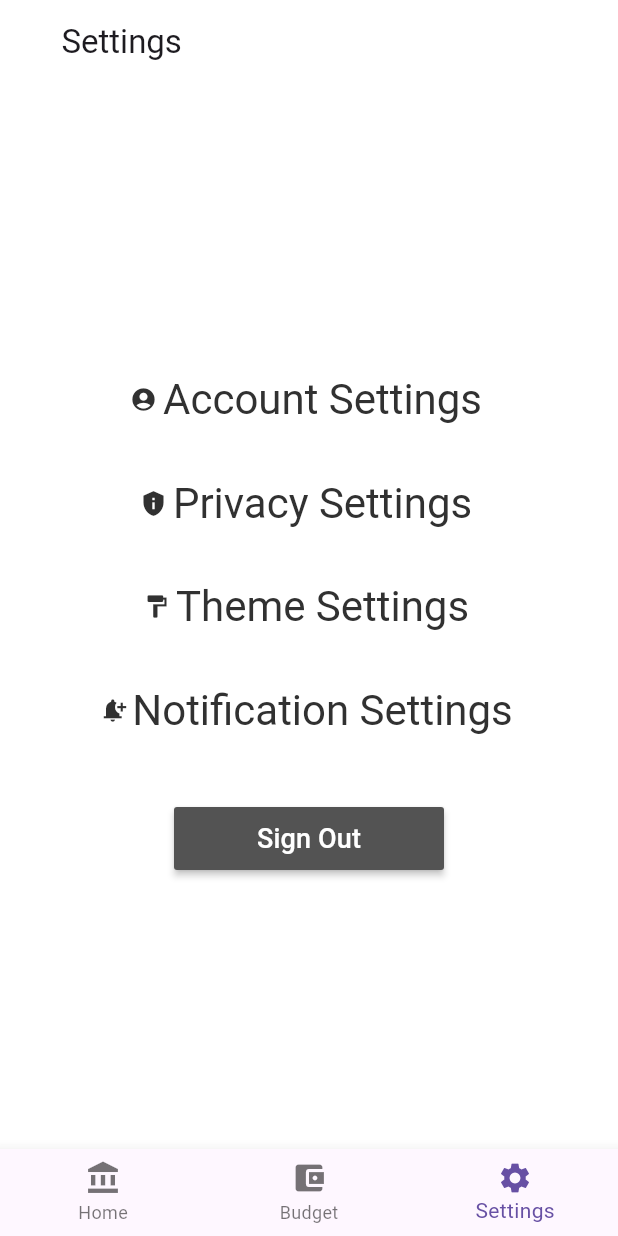
After one commit to SP26BlueBudgetApp/BudgetApp, a Flutter app: the MainScreen screen opened directly, item 3 of the bottom bar chosen, after a tap on "Account Settings", on a phone screen of 412 x 824 dp. The commit adds this screen. Run offline on Flutter 3.47's test engine with Material 3 defaults, Android fonts, the phone set to English and light mode, and no system bars; our stand-ins replace firebase_auth, firebase_core; accounts and stored records are empty.

Commit message:
Nav bar and Settings
Added a navigation bar that iterates though each page and added a settings page

```diff
--- a/flutter_application_1/lib/pages/home_screen.dart
+++ b/flutter_application_1/lib/pages/home_screen.dart
@@ -2,13 +2,14 @@ import 'dart:developer';
 
 import 'package:firebase_auth/firebase_auth.dart';
 import 'package:flutter_application_1/auth.dart';
+import 'package:flutter_application_1/pages/main_screen.dart';
 import 'package:flutter_application_1/pages/signup_screen.dart';
 import 'package:flutter_application_1/pages/login_screen.dart';
 import 'package:flutter_application_1/widgets/textfield.dart';
 import 'package:flutter_application_1/widgets/buttons.dart';
 import 'package:flutter/material.dart';
 
-class HomeScreen extends StatelessWidget {
+class HomeScreen extends StatelessWidget { //Intro Screen
   const HomeScreen({super.key});
 
   @override
@@ -20,26 +21,30 @@ class HomeScreen extends StatelessWidget {
         child: Column(
           mainAxisAlignment: MainAxisAlignment.center,
           children: [
+            SizedBox( //Logo
+                height: 250,
+                child: Image.asset(
+                  "images/pngtree-bank-icon-png-image_1757496.jpg",
+                  fit: BoxFit.contain
+                ),
+            ),
             const Text(
-              "Welcome User",
+              "Welcome to Blue BudgetApp",
               style: TextStyle(fontSize: 20, fontWeight: FontWeight.w400),
             ),
             const SizedBox(height: 20),
             CustomButton(
-              label: "Sign Out",
-              onPressed: () async {
-                await auth.signout();
-                goToLogin(context);
-              },
-            )
+              label: "Enter the App",
+              onPressed: () => goToMain(context),
+            ),
           ],
         ),
       ),
     );
   }
 
-  goToLogin(BuildContext context) => Navigator.push(
+  goToMain(BuildContext context) => Navigator.push(
         context,
-        MaterialPageRoute(builder: (context) => const LoginScreen()),
+        MaterialPageRoute(builder: (context) => const MainScreen()),
       );
 }
--- /dev/null
+++ b/flutter_application_1/lib/pages/main_screen.dart
@@ -0,0 +1,64 @@
+import 'dart:developer';
+
+import 'package:firebase_auth/firebase_auth.dart';
+import 'package:flutter_application_1/auth.dart';
+import 'package:flutter_application_1/pages/settings_screen.dart';
+import 'package:flutter_application_1/pages/signup_screen.dart';
+import 'package:flutter_application_1/pages/login_screen.dart';
+import 'package:flutter_application_1/pages/home_screen.dart';
+import 'package:flutter_application_1/pages/signup_screen.dart';
+import 'package:flutter_application_1/widgets/textfield.dart';
+import 'package:flutter_application_1/widgets/buttons.dart';
+import 'package:flutter/material.dart';
+
+class MainScreen extends StatefulWidget { //Main homepage when in app
+  const MainScreen({Key? key}) : super(key: key);
+
+  @override
+  State<MainScreen> createState() => _MainScreenState();
+  }
+
+class _MainScreenState extends State<MainScreen> {
+  int myIndex = 0; //settings page
+  List<Widget> widgetList = const [
+    HomeScreen(),
+    HomeScreen(),
+    SettingsScreen(),
+  ];
+  @override
+  Widget build(BuildContext context) {
+    return Scaffold(
+      bottomNavigationBar: BottomNavigationBar(
+        onTap: (index) { //Change state on navigation bar
+          setState(() {
+            myIndex = index;
+          });
+        },
+        currentIndex: myIndex,
+        items: const [
+          BottomNavigationBarItem(
+            icon: Icon(Icons.account_balance),
+            label: 'Home'
+          ),
+          BottomNavigationBarItem(
+            icon: Icon(Icons.account_balance_wallet),
+            label: 'Budget'
+          ),
+          BottomNavigationBarItem(
+            icon: Icon(Icons.settings),
+            label: 'Settings'
+          ),
+        ],
+        ),
+      body: Padding(
+        padding: const EdgeInsets.symmetric(horizontal: 25),
+        child: Center(
+          child: IndexedStack(
+            index: myIndex,
+            children: widgetList,
+          ),
+        ),
+      ),
+    );
+  }
+}
--- /dev/null
+++ b/flutter_application_1/lib/pages/settings_screen.dart
@@ -0,0 +1,125 @@
+import 'dart:developer';
+
+import 'package:firebase_auth/firebase_auth.dart';
+import 'package:flutter_application_1/auth.dart';
+import 'package:flutter_application_1/pages/signup_screen.dart';
+import 'package:flutter_application_1/pages/login_screen.dart';
+import 'package:flutter_application_1/pages/home_screen.dart';
+import 'package:flutter_application_1/widgets/textfield.dart';
+import 'package:flutter_application_1/widgets/buttons.dart';
+import 'package:flutter/material.dart';
+
+class SettingsScreen extends StatefulWidget {
+  const SettingsScreen({Key? key}) : super(key: key);
+
+  @override
+  State<SettingsScreen> createState() => _SettingScreenState();
+  }
+
+class _SettingScreenState extends State<SettingsScreen> { //settings page
+  @override
+  Widget build(BuildContext context) {
+    final auth = AuthService();
+    return MaterialApp(
+      theme: ThemeData(
+        appBarTheme: AppBarTheme(
+          backgroundColor: Colors.white
+        ),
+      ),
+      home: Scaffold(
+        appBar: AppBar(
+        title: Text("Settings"),
+        ),
+      backgroundColor: Colors.white,
+      body: Align(
+          alignment: Alignment.center,
+          child: Column(
+            mainAxisAlignment: MainAxisAlignment.center,
+            children: <Widget>[
+              SizedBox( // Account Settings
+                child: TextButton.icon(
+                  onPressed: () {
+
+                  },
+                  icon: const Icon(Icons.account_circle, color: Color.fromARGB(255, 49, 49, 49)),
+                  label: const Text('Account Settings'),
+                  style: TextButton.styleFrom(
+                    foregroundColor: Color.fromARGB(255, 49, 49, 49), // Text color
+                    textStyle: const TextStyle(
+                      fontSize: 28,
+                      inherit: true,
+                      ),
+                  ),
+                ),
+              ),
+              SizedBox(height: 20),
+              SizedBox( // Privacy Settings
+                child: TextButton.icon(
+                  onPressed: () {
+
+                  },
+                  icon: const Icon(Icons.privacy_tip, color: Color.fromARGB(255, 49, 49, 49)),
+                  label: const Text('Privacy Settings'),
+                  style: TextButton.styleFrom(
+                    foregroundColor: Color.fromARGB(255, 49, 49, 49), // Text color
+                    textStyle: const TextStyle(
+                      fontSize: 28,
+                      inherit: true,
+                      ),
+                  ),
+                ),
+              ),
+              SizedBox(height: 20),
+              SizedBox( // Theme settings
+                child: TextButton.icon(
+                  onPressed: () {
+
+                  },
+                  icon: const Icon(Icons.format_paint, color: Color.fromARGB(255, 49, 49, 49)),
+                  label: const Text('Theme Settings'),
+                  style: TextButton.styleFrom(
+                    foregroundColor: Color.fromARGB(255, 49, 49, 49), // Text color
+                    textStyle: const TextStyle(
+                      fontSize: 28,
+                      inherit: true,
+                      ),
+                  ),
+                ),
+              ),
+              SizedBox(height: 20),
+              SizedBox( // Notification settings
+                child: TextButton.icon(
+                  onPressed: () {
+
+                  },
+                  icon: const Icon(Icons.notification_add, color: Color.fromARGB(255, 49, 49, 49)),
+                  label: const Text('Notification Settings'),
+                  style: TextButton.styleFrom(
+                    foregroundColor: Color.fromARGB(255, 49, 49, 49), // Text color
+                    textStyle: const TextStyle(
+                      fontSize: 28,
+                      inherit: true,
+                      ),
+                  ),
+                ),
+              ),
+              SizedBox(height: 40),
+              CustomButton( //signout button
+                label: "Sign Out",
+                onPressed: () async {
+                  await auth.signout();
+                  goToLogin(context);
+                },
+              )
+            ],
+        ),
+      ),
+      ),
+    );
+  }
+
+  goToLogin(BuildContext context) => Navigator.push(
+        context,
+        MaterialPageRoute(builder: (context) => const LoginScreen()),
+      );
+}
```
